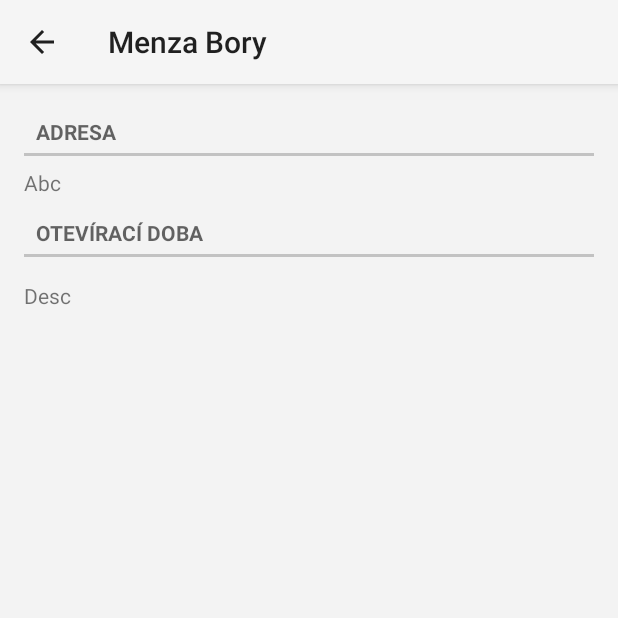
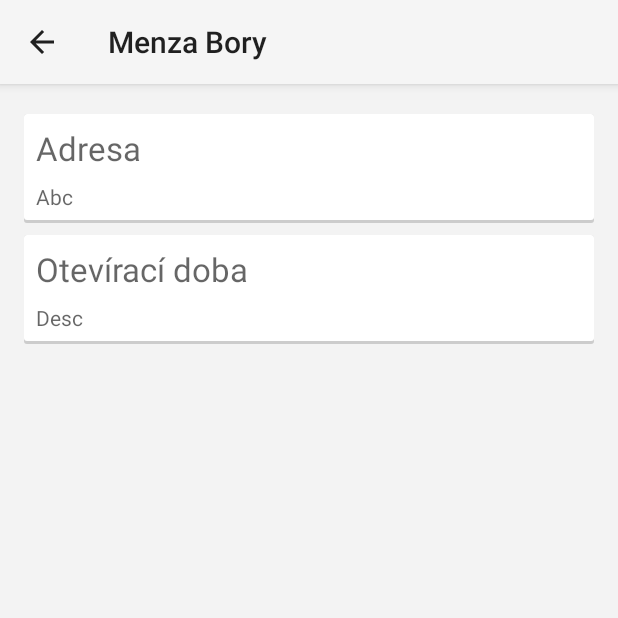
Before and after one commit to arcao/JidelnicekZCU, an Android app: the fragment PlacePreviewFragment placed in its activity, on a phone screen of 412 x 824 dp, the top half of it. Run offline under Robolectric (Android 15) with nearby library versions, the phone set to English and light mode, and no system bars; our stand-ins replace Volley; network calls fail; 3 statements that could not run were skipped.

Commit message:
Preview window use now Cards UI

```diff
--- a/src/main/java/com/arcao/menza/MainActivity.java
+++ b/src/main/java/com/arcao/menza/MainActivity.java
@@ -90,7 +90,7 @@ public class MainActivity extends ActionBarActivity implements PriceGroupSelecti
 	public boolean onOptionsItemSelected(MenuItem item) {
 		switch (item.getItemId()) {
 			case R.id.action_today:
-				mViewPager.setCurrentItem(AppConstant.DAY_ID_TODAY);
+				mViewPager.setCurrentItem(AppConstant.DAY_ID_TODAY, true);
 				return true;
 			case R.id.action_info:
 				startActivity(new Intent(this, PlacePreviewActivity.class).putExtra(MealPreviewActivity.PARAM_PLACE_ID, getSupportActionBar().getSelectedNavigationIndex()));
--- /dev/null
+++ b/src/main/res/drawable/background_card.xml
@@ -0,0 +1,28 @@
+<?xml version="1.0" encoding="utf-8"?>
+<layer-list xmlns:android="http://schemas.android.com/apk/res/android">
+    <item>
+        <shape android:shape="rectangle"
+            android:dither="true">
+
+            <corners android:radius="2dp"/>
+
+            <solid android:color="#ccc" />
+
+        </shape>
+    </item>
+
+    <item android:bottom="2dp">
+        <shape android:shape="rectangle"
+            android:dither="true">
+
+            <corners android:radius="2dp" />
+
+            <solid android:color="@android:color/white" />
+
+            <padding android:bottom="8dp"
+                android:left="8dp"
+                android:right="8dp"
+                android:top="8dp" />
+        </shape>
+    </item>
+</layer-list>
--- a/src/main/res/layout/meal_preview.xml
+++ b/src/main/res/layout/meal_preview.xml
@@ -1,23 +1,31 @@
 <?xml version="1.0" encoding="utf-8"?>
 
-<LinearLayout xmlns:android="http://schemas.android.com/apk/res/android"
+<ScrollView xmlns:android="http://schemas.android.com/apk/res/android"
     android:layout_width="match_parent"
     android:layout_height="match_parent"
+    android:padding="16dp"
+    android:scrollbarStyle="outsideOverlay"
+    android:fillViewport="true"
+    android:background="@color/background_holo_light">
+
+    <LinearLayout
         android:orientation="vertical"
-    android:background="@color/background_holo_light"
-    android:padding="16dp">
+        android:layout_width="match_parent"
+        android:layout_height="wrap_content">
 
+        <LinearLayout
+            style="@style/Card.Layout">
             <TextView
-        android:layout_width="match_parent"
-        android:layout_height="wrap_content"
-        android:textAppearance="?android:attr/textAppearanceLarge"
+                style="@style/Card.Header"
                 android:id="@+id/mealName"
                 android:text="Ovocné knedlíky s tvarohem 400g" />
+        </LinearLayout>
 
-    <com.arcao.menza.widget.UpperCaseTextView
+        <LinearLayout
+            style="@style/Card.Layout">
+            <TextView
                 android:text="@string/price"
-        style="@style/PreviewItem.Header" />
-
+                style="@style/Card.Header" />
             <LinearLayout
                 style="@style/PreviewItem.Layout">
                 <TextView
@@ -59,13 +67,17 @@
                     android:text="@string/price_suffix"
                     style="@style/PreviewItem.Value.PriceSuffix" />
             </LinearLayout>
+        </LinearLayout>
 
-    <com.arcao.menza.widget.UpperCaseTextView
+        <LinearLayout
+            style="@style/Card.Layout">
+            <TextView
                 android:text="@string/header_rating"
-        style="@style/PreviewItem.Header" />
-
+                style="@style/Card.Header" />
             <RatingBar
                 android:id="@+id/ratingBar"
+                android:layout_gravity="center"
                 style="@style/PreviewItem.RatingBar"/>
-
         </LinearLayout>
+    </LinearLayout>
+</ScrollView>
--- a/src/main/res/layout/place_preview.xml
+++ b/src/main/res/layout/place_preview.xml
@@ -1,43 +1,37 @@
 <?xml version="1.0" encoding="utf-8"?>
-
-<LinearLayout xmlns:android="http://schemas.android.com/apk/res/android" android:orientation="vertical"
-    android:layout_width="match_parent" android:layout_height="match_parent"
+<ScrollView xmlns:android="http://schemas.android.com/apk/res/android"
+    android:layout_width="match_parent"
+    android:layout_height="match_parent"
+    android:padding="16dp"
+    android:scrollbarStyle="outsideOverlay"
+    android:fillViewport="true"
     android:background="@color/background_holo_light">
-
-
-    <ScrollView
-        android:layout_width="match_parent"
-        android:layout_height="wrap_content"
-        android:padding="16dp"
-        android:scrollbarStyle="outsideOverlay">
 
     <LinearLayout
         android:orientation="vertical"
         android:layout_width="fill_parent"
-            android:layout_height="fill_parent">
+        android:layout_height="wrap_content">
 
-            <com.arcao.menza.widget.UpperCaseTextView
+        <LinearLayout
+            style="@style/Card.Layout">
+            <TextView
                 android:text="@string/address"
-                style="@style/PreviewItem.Header" />
-            <LinearLayout
-                style="@style/PreviewItem.Layout">
+                style="@style/Card.Header" />
             <TextView
                 android:id="@+id/address"
                 android:text="Abc"
-                    style="@style/PreviewItem.Value.Left" />
+                style="@style/Card.Body" />
         </LinearLayout>
 
-            <com.arcao.menza.widget.UpperCaseTextView
+        <LinearLayout
+            style="@style/Card.Layout">
+            <TextView
                 android:text="@string/open_time"
-                style="@style/PreviewItem.Header" />
-
+                style="@style/Card.Header" />
             <TextView
                 android:id="@+id/description"
-                style="@style/PreviewItem.Value.Left"
-                android:layout_marginTop="16dp"
+                style="@style/Card.Body"
                 android:text="Desc" />
         </LinearLayout>
+    </LinearLayout>
 </ScrollView>
-
-
-</LinearLayout>
--- a/src/main/res/values/styles.xml
+++ b/src/main/res/values/styles.xml
@@ -147,4 +147,30 @@
         <item name="android:indeterminateDrawable">@drawable/ratingbar_holo_light</item>
         <item name="android:numStars">5</item>
     </style>
+
+    <style name="Card"></style>
+
+    <style name="Card.Layout">
+        <item name="android:layout_width">fill_parent</item>
+        <item name="android:layout_height">wrap_content</item>
+        <item name="android:layout_marginTop">4dp</item>
+        <item name="android:layout_marginBottom">4dp</item>
+        <item name="android:background">@drawable/background_card</item>
+        <item name="android:padding">8dp</item>
+        <item name="android:orientation">vertical</item>
+    </style>
+
+    <style name="Card.Header" parent="@android:style/Widget.TextView">
+        <item name="android:layout_width">fill_parent</item>
+        <item name="android:layout_height">wrap_content</item>
+        <item name="android:textColor">?android:attr/textColorSecondary</item>
+        <item name="android:textSize">22sp</item>
+        <item name="android:paddingBottom">8dip</item>
+    </style>
+    <style name="Card.Body" parent="@android:style/Widget.TextView">
+        <item name="android:layout_width">fill_parent</item>
+        <item name="android:layout_height">wrap_content</item>
+        <item name="android:textColor">?android:attr/textColorSecondary</item>
+        <item name="android:textSize">14sp</item>
+    </style>
 </resources>
```
Lines whose indentation alone changed are shown as unchanged.
